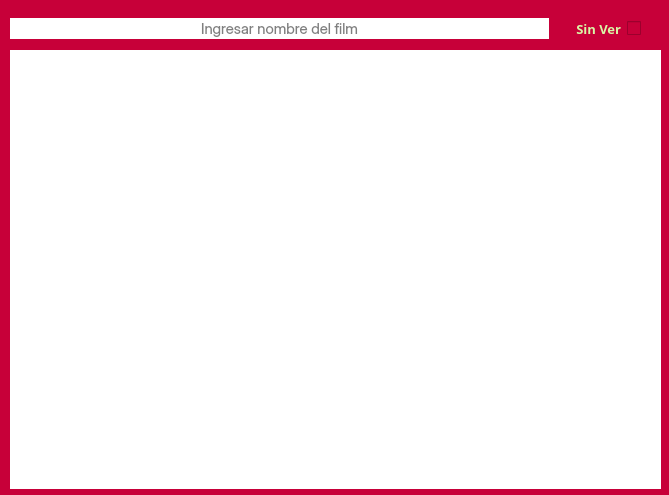
First picture: the form in gui/ventana_buscar.ui, repository QuitoAr/Cine, before the edit.
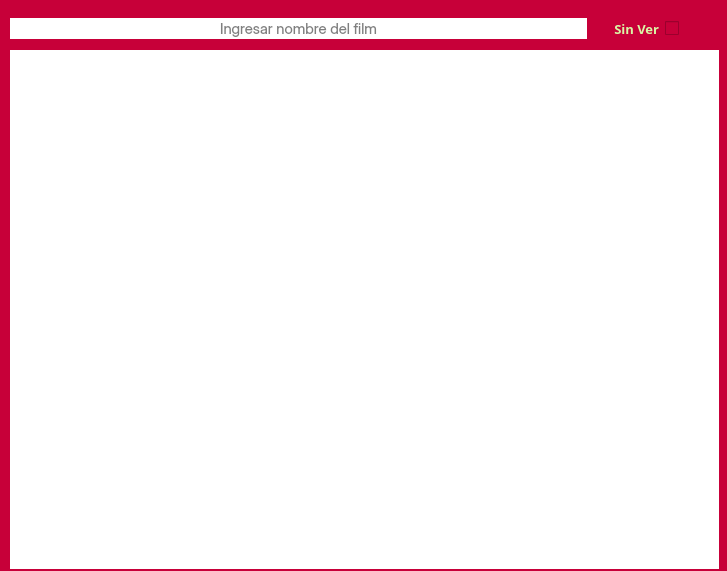
Second picture: the form after the edit. Icons and pictures are not drawn.

Commit message: Mejorar la interfaz de usuario: ajustar dimensiones de la ventana de búsqueda y modificar propiedades de estilo en main.ui

What changed in the file:
```diff
--- a/gui/ventana_buscar.ui
+++ b/gui/ventana_buscar.ui
@@ -6,8 +6,8 @@
    <rect>
     <x>0</x>
     <y>0</y>
-    <width>669</width>
-    <height>495</height>
+    <width>727</width>
+    <height>571</height>
    </rect>
   </property>
   <property name="maximumSize">
@@ -45,8 +45,8 @@
     <rect>
      <x>10</x>
      <y>50</y>
-     <width>651</width>
-     <height>439</height>
+     <width>709</width>
+     <height>519</height>
     </rect>
    </property>
    <property name="font">
@@ -58,9 +58,15 @@
    <property name="cursor" stdset="0">
     <cursorShape>ArrowCursor</cursorShape>
    </property>
+   <property name="autoFillBackground">
+    <bool>true</bool>
+   </property>
    <property name="styleSheet">
     <string notr="true">background-color: rgb(255, 255, 255);</string>
    </property>
+   <property name="alternatingRowColors">
+    <bool>true</bool>
+   </property>
    <property name="selectionMode">
     <enum>QAbstractItemView::SingleSelection</enum>
    </property>
@@ -73,7 +79,7 @@
     <rect>
      <x>10</x>
      <y>10</y>
-     <width>631</width>
+     <width>669</width>
      <height>37</height>
     </rect>
    </property>
```
The commit also changes 2 other files.
